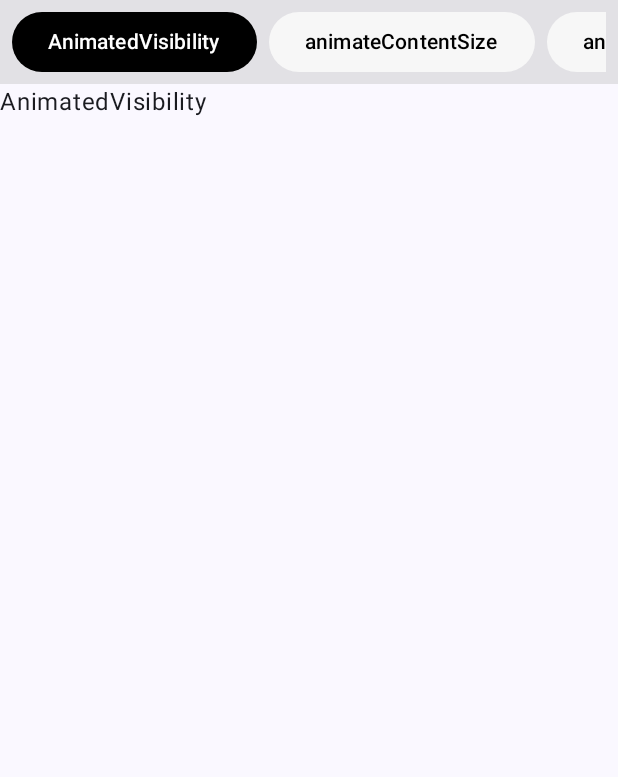
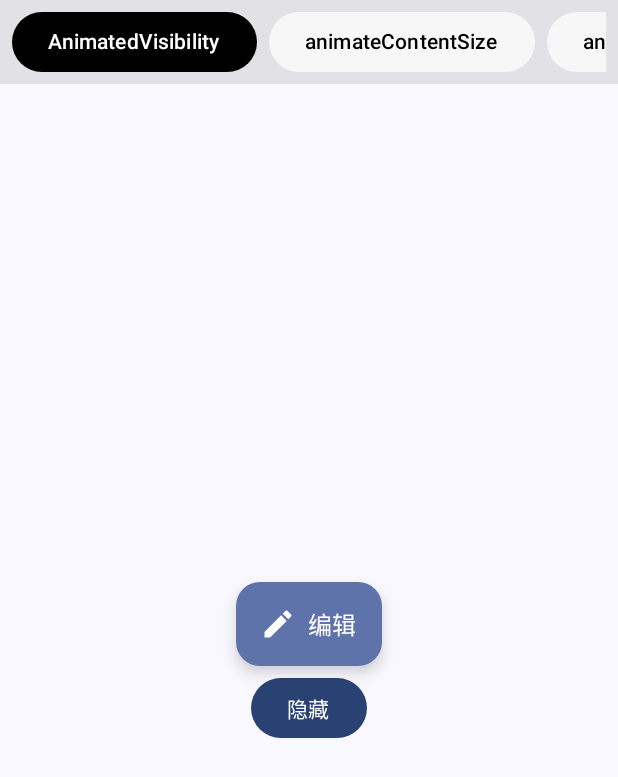
Before and after one commit to SMask/AndroidCompose_Learn, an Android app built with Jetpack Compose: the AnimationActivity screen opened directly, with no data from a screen before it, on a phone screen of 412 x 824 dp. Shown: the top 777 px of the screen. Run offline under Robolectric (Android 15) with nearby library versions, the phone set to English and light mode, and no system bars.

Commit message:
AnimationActivity Content 增加 AnimatedVisibility

```diff
--- a/app/src/main/java/com/mask/compose/activity/AnimationActivity.kt
+++ b/app/src/main/java/com/mask/compose/activity/AnimationActivity.kt
@@ -5,17 +5,24 @@ import android.os.Bundle
 import androidx.activity.ComponentActivity
 import androidx.activity.compose.setContent
 import androidx.activity.enableEdgeToEdge
+import androidx.compose.animation.AnimatedVisibility
 import androidx.compose.foundation.background
 import androidx.compose.foundation.layout.Arrangement
 import androidx.compose.foundation.layout.Column
+import androidx.compose.foundation.layout.PaddingValues
+import androidx.compose.foundation.layout.Row
 import androidx.compose.foundation.layout.fillMaxSize
 import androidx.compose.foundation.layout.fillMaxWidth
 import androidx.compose.foundation.layout.height
 import androidx.compose.foundation.layout.padding
 import androidx.compose.foundation.lazy.LazyRow
 import androidx.compose.foundation.lazy.items
+import androidx.compose.material.icons.Icons
+import androidx.compose.material.icons.filled.Edit
 import androidx.compose.material3.Button
 import androidx.compose.material3.ButtonDefaults
+import androidx.compose.material3.FloatingActionButton
+import androidx.compose.material3.Icon
 import androidx.compose.material3.Scaffold
 import androidx.compose.material3.Text
 import androidx.compose.runtime.Composable
@@ -24,15 +31,21 @@ import androidx.compose.runtime.derivedStateOf
 import androidx.compose.runtime.getValue
 import androidx.compose.runtime.mutableStateOf
 import androidx.compose.runtime.remember
+import androidx.compose.runtime.setValue
+import androidx.compose.ui.Alignment
 import androidx.compose.ui.Modifier
 import androidx.compose.ui.graphics.Color
 import androidx.compose.ui.res.stringResource
 import androidx.compose.ui.tooling.preview.Preview
+import androidx.compose.ui.unit.dp
+import androidx.compose.ui.unit.sp
+import com.mask.compose.R
 import com.mask.compose.enums.AnimationType
 import com.mask.compose.ui.theme.AndroidCompose_DemoTheme
 import com.mask.compose.ui.theme.Dimen
 import com.mask.compose.utils.ActivityUtils
 import com.mask.compose.utils.LogUtils
+import com.mask.compose.utils.ToastUtils
 
 class AnimationActivity : ComponentActivity() {
 
@@ -84,30 +97,30 @@ fun AnimationLayout(modifier: Modifier = Modifier) {
         )
         when (selectedTab.value) {
             AnimationType.AnimatedVisibility -> {
-                AnimationAnimatedVisibility(
+                AnimationContentAnimatedVisibility(
                     modifier = Modifier
-                        .fillMaxWidth()
+                        .fillMaxSize()
                 )
             }
 
             AnimationType.AnimateContentSize -> {
-                AnimationAnimateContentSize(
+                AnimationContentAnimateContentSize(
                     modifier = Modifier
-                        .fillMaxWidth()
+                        .fillMaxSize()
                 )
             }
 
             AnimationType.AnimateAsState -> {
-                AnimationAnimateAsState(
+                AnimationContentAnimateAsState(
                     modifier = Modifier
-                        .fillMaxWidth()
+                        .fillMaxSize()
                 )
             }
 
             AnimationType.InfiniteTransition -> {
-                AnimationInfiniteTransition(
+                AnimationContentInfiniteTransition(
                     modifier = Modifier
-                        .fillMaxWidth()
+                        .fillMaxSize()
                 )
             }
         }
@@ -157,16 +170,55 @@ fun AnimationTabItem(data: AnimationType, isSelected: Boolean, onClick: () -> Un
 }
 
 @Composable
-fun AnimationAnimatedVisibility(modifier: Modifier = Modifier) {
+fun AnimationContentAnimatedVisibility(modifier: Modifier = Modifier) {
     LogUtils.i("AnimationAnimatedVisibility")
 
-    Text(
-        text = "AnimatedVisibility"
-    )
+    var isShow by remember { mutableStateOf(true) }
+    val fabText = stringResource(R.string.edit)
+    val actionText = stringResource(if (isShow) R.string.hide else R.string.show)
+
+    Column(
+        modifier = modifier
+            .padding(Dimen.padding),
+        horizontalAlignment = Alignment.CenterHorizontally,
+        verticalArrangement = Arrangement.Center
+    ) {
+        FloatingActionButton(
+            onClick = {
+                ToastUtils.show("$fabText $isShow")
+            }
+        ) {
+            Row(
+                modifier = Modifier
+                    .padding(PaddingValues(16.dp)),
+                verticalAlignment = Alignment.CenterVertically
+            ) {
+                Icon(Icons.Default.Edit, contentDescription = fabText)
+                AnimatedVisibility(isShow) {
+                    Text(
+                        modifier = Modifier
+                            .padding(start = Dimen.padding),
+                        fontSize = 16.sp,
+                        text = fabText
+                    )
+                }
+            }
+        }
+        Button(
+            modifier = Modifier
+                .padding(top = Dimen.padding)
+                .height(Dimen.buttonHeight),
+            onClick = {
+                isShow = !isShow
+            }
+        ) {
+            Text(text = actionText)
+        }
+    }
 }
 
 @Composable
-fun AnimationAnimateContentSize(modifier: Modifier = Modifier) {
+fun AnimationContentAnimateContentSize(modifier: Modifier = Modifier) {
     LogUtils.i("AnimationAnimateContentSize")
 
     Text(
@@ -175,7 +227,7 @@ fun AnimationAnimateContentSize(modifier: Modifier = Modifier) {
 }
 
 @Composable
-fun AnimationAnimateAsState(modifier: Modifier = Modifier) {
+fun AnimationContentAnimateAsState(modifier: Modifier = Modifier) {
     LogUtils.i("AnimationAnimateAsState")
 
     Text(
@@ -184,7 +236,7 @@ fun AnimationAnimateAsState(modifier: Modifier = Modifier) {
 }
 
 @Composable
-fun AnimationInfiniteTransition(modifier: Modifier = Modifier) {
+fun AnimationContentInfiniteTransition(modifier: Modifier = Modifier) {
     LogUtils.i("AnimationInfiniteTransition")
 
     Text(
--- a/app/src/main/res/values/strings.xml
+++ b/app/src/main/res/values/strings.xml
@@ -11,8 +11,11 @@
     <string name="add">加</string>
     <string name="minus">减</string>
     <string name="delete">删除</string>
+    <string name="edit">编辑</string>
     <string name="expand">展开</string>
     <string name="collapse">收起</string>
+    <string name="show">显示</string>
+    <string name="hide">隐藏</string>
 
     <!-- 基础控件 -->
     <string name="common_view_button">Button 按钮</string>
```
